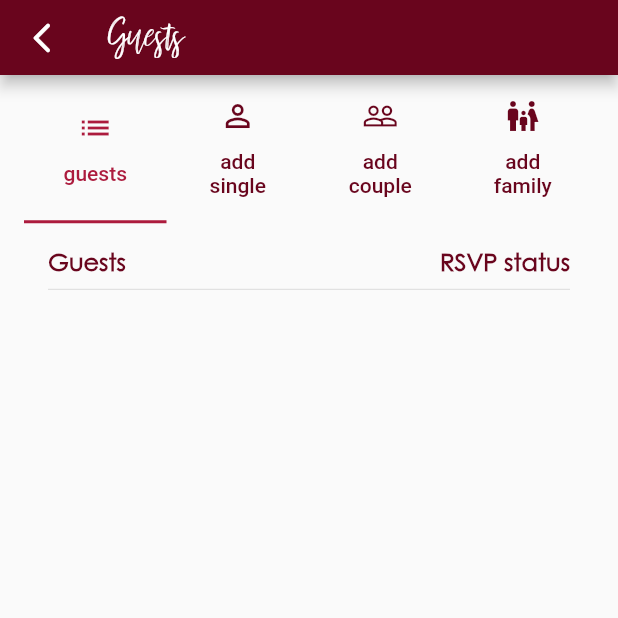
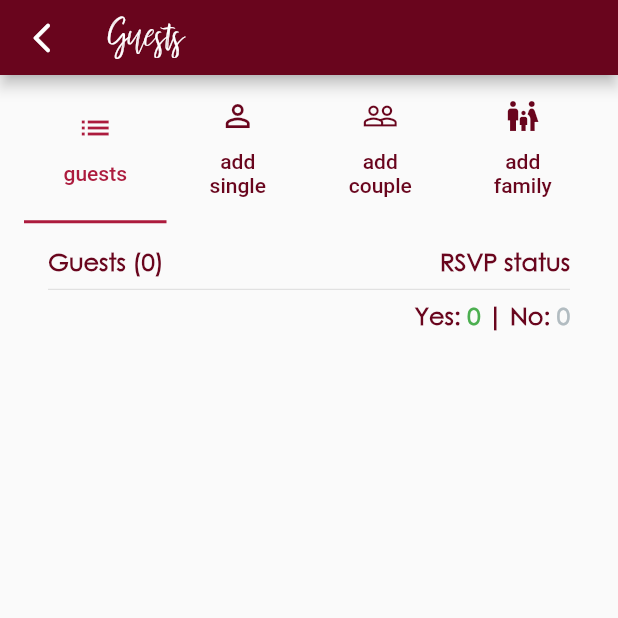
Before and after one commit to JAnokhina/wedding_planner, a Flutter app: the GuestsPage screen opened by its route, on a phone screen of 412 x 824 dp, the top half of it. Run offline on Flutter 3.47's test engine with Material 2 defaults, Android fonts, the phone set to English and light mode, and no system bars; our stand-ins replace cloud_firestore, firebase_auth, firebase_core, flutter_form_builder, flutter_rating_bar, flutter_svg and 9 more; missing offline and left inert: mailer, map_launcher; accounts and stored records are empty.

Commit message:
showing guest numbers

```diff
--- a/lib/screens/guests/guests.dart
+++ b/lib/screens/guests/guests.dart
@@ -48,33 +48,43 @@ class _GuestsPageState extends State<GuestsPage> {
               SizedBox(
                 width: displayWidth(context),
                 height: displayHeight(context) * 0.12,
-                child: const TabBar(
+                child: TabBar(
                   indicatorColor: AppColours.pink,
                   unselectedLabelColor: AppColours.primary,
                   labelColor: AppColours.pink,
                   tabs: [
                     Tab(
-                        icon: Icon(Icons.list),
-                        child: Center(
-                            child: Text(
-                          'guests',
-                          textAlign: TextAlign.center,
-                        ))),
-                    Tab(
+                        icon: const Icon(Icons.list),
+                        child: InkWell(
+                          onTap: () {
+                            setState(() {
+                              Provider.of<GuestState>(
+                                context,
+                              ).refreshAllGuests();
+                              // yourGuests();
+                            });
+                          },
+                          child: const Center(
+                              child: Text(
+                            'guests',
+                            textAlign: TextAlign.center,
+                          )),
+                        )),
+                    const Tab(
                         icon: Icon(Icons.person_outline),
                         child: Center(
                             child: Text(
                           'add single',
                           textAlign: TextAlign.center,
                         ))),
-                    Tab(
+                    const Tab(
                         icon: Icon(Icons.people_outline),
                         child: Center(
                             child: Text(
                           'add couple',
                           textAlign: TextAlign.center,
                         ))),
-                    Tab(
+                    const Tab(
                         icon: Icon(Icons.family_restroom_outlined),
                         child: Center(
                             child: Text(
@@ -117,52 +127,44 @@ class _GuestsPageState extends State<GuestsPage> {
   }
 
   Widget yourGuests() {
-    final guestState = Provider.of<GuestState>(context);
+    final guestState = Provider.of<GuestState>(context, listen: true);
     List<GuestListsModel> guests = [];
+    List<GuestModel> guestList = [];
 
     if (guestState.allGuests.isNotEmpty) {
       guests = guestState.allGuests;
     }
 
-    // guests.forEach((element) {(element.guestList.forEach((element) {print(element);}));});
+    for (var guestGroup in guests) {
+      for (var guest in guestGroup.guestList) {
+        guestList.add(guest);
+      }
+    }
 
-    List<GuestModel> guestsFake = [
-      // GuestModel(
-      //     name: 'name',
-      //     email: 'email',
-      //     cell: 'cell',
-      //     relationship: Relationship.family.toString(),
-      //     rsvpStatus: false),
-      // GuestModel(
-      //     name: 'name',
-      //     email: 'email',
-      //     cell: 'cell',
-      //     relationship: Relationship.family.toString(),
-      //     rsvpStatus: false),
-      // GuestModel(
-      //     name: 'name',
-      //     email: 'email',
-      //     cell: 'cell',
-      //     relationship: Relationship.family.toString(),
-      //     rsvpStatus: false),
-    ];
+    List<GuestModel> yesGuests = [];
+    List<GuestModel> noGuests = [];
+
+    for (var guest in guestList) {
+      if (guest.rsvpStatus) {
+        yesGuests.add(guest);
+      } else {
+        noGuests.add(guest);
+      }
+    }
 
     return ListView(children: [
-      // for (var guest in guests) ...[
-      //   guestWidget(name: guest.name, rsvpStatus: guest.rsvpStatus)
-      // ]
       Row(
         mainAxisSize: MainAxisSize.max,
         mainAxisAlignment: MainAxisAlignment.spaceBetween,
-        children: const [
+        children: [
           Text(
-            'Guests',
-            style: TextStyle(
+            'Guests (${guestList.length})',
+            style: const TextStyle(
                 fontSize: 16,
                 color: AppColours.primary,
                 fontWeight: FontWeight.bold),
           ),
-          Text(
+          const Text(
             'RSVP status',
             style: TextStyle(
                 fontSize: 16,
@@ -171,7 +173,49 @@ class _GuestsPageState extends State<GuestsPage> {
           )
         ],
       ),
-      Divider(),
+      const Divider(),
+      Row(
+        mainAxisSize: MainAxisSize.max,
+        mainAxisAlignment: MainAxisAlignment.end,
+        children: [
+          Row(
+            children: [
+              const Text(
+                'Yes: ',
+                style: TextStyle(
+                    fontSize: 16,
+                    color: AppColours.primary,
+                    fontWeight: FontWeight.bold),
+              ),
+              Text(
+                '${yesGuests.length} ',
+                style: const TextStyle(
+                    fontSize: 16,
+                    color: Colors.green,
+                    fontWeight: FontWeight.bold),
+              ),
+            ],
+          ),
+          Row(
+            children: [
+              const Text(
+                '| No: ',
+                style: TextStyle(
+                    fontSize: 16,
+                    color: AppColours.primary,
+                    fontWeight: FontWeight.bold),
+              ),
+              Text(
+                '${noGuests.length}',
+                style: const TextStyle(
+                    fontSize: 16,
+                    color: AppColours.secondary,
+                    fontWeight: FontWeight.bold),
+              ),
+            ],
+          ),
+        ],
+      ),
       for (var guestGroup in guests) ...[
         for (var guest in guestGroup.guestList) ...[
           guestWidget(
@@ -191,7 +235,9 @@ class _GuestsPageState extends State<GuestsPage> {
       required String guestId,
       required String guestKey,
       required String docId}) {
-    final guestState = Provider.of<GuestState>(context);
+    final guestState = Provider.of<GuestState>(
+      context,
+    );
     return Padding(
       padding: const EdgeInsets.symmetric(vertical: 8),
       child: Row(
@@ -215,6 +261,7 @@ class _GuestsPageState extends State<GuestsPage> {
                     guestId: guestId,
                     guestKey: guestKey);
                 guestState.refreshAllGuests();
+                // yourGuests();
                 print('Changed:: $value');
               });
             },
@@ -358,7 +405,7 @@ class _GuestsPageState extends State<GuestsPage> {
             buttonName: 'Submit',
             onPressedFunction: () {
               singleGuestFormKey.currentState!.save();
-              guestState.addGuests(guests: [
+              guestState.addGuestsssss(guests: [
                 GuestModel(
                     id: DateTime.now().microsecondsSinceEpoch.toString(),
                     name:
@@ -372,7 +419,7 @@ class _GuestsPageState extends State<GuestsPage> {
                     rsvpStatus: false)
               ]);
               singleGuestFormKey.currentState?.reset();
-
+              guestState.refreshAllGuests();
               //Todo add validation that the call actually worked
               ScaffoldMessenger.of(context).showSnackBar(const SnackBar(
                 content: Text('Guest added successfully'),
@@ -433,6 +480,7 @@ class _GuestsPageState extends State<GuestsPage> {
               }
 
               guestState.addGuestsssss(guests: guestsToAdd);
+              guestState.refreshAllGuests();
               coupleGuestFormKey.currentState?.reset();
 
               //Todo add validation that the call actually worked
@@ -540,7 +588,8 @@ class _GuestsPageState extends State<GuestsPage> {
               }
 
               guestState.addGuestsssss(guests: guestsToAdd);
-              // familyGuestFormKey.currentState?.reset();
+              familyGuestFormKey.currentState?.reset();
+              guestState.refreshAllGuests();
 
               //Todo add validation that the call actually worked
               ScaffoldMessenger.of(context).showSnackBar(const SnackBar(
```
